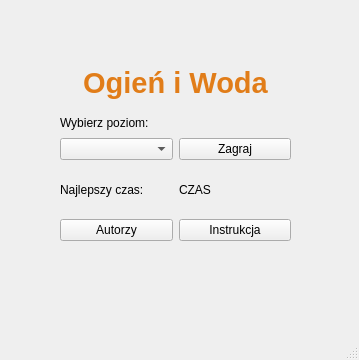
Above: mainwindow.ui from michal-skoczylas/consoleOgienWoda before the change. Below: the same form after it.
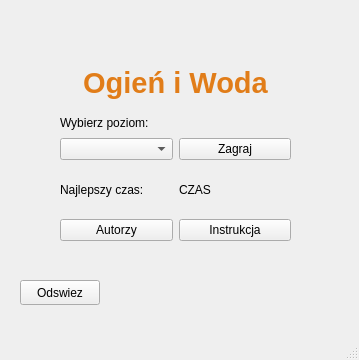
That is the form after the change.

The edit to the form file:
```diff
--- a/mainwindow.ui
+++ b/mainwindow.ui
@@ -23,7 +23,7 @@
    <string>MainWindow</string>
   </property>
   <widget class="QWidget" name="centralwidget">
-   <widget class="QWidget" name="">
+   <widget class="QWidget" name="layoutWidget">
     <property name="geometry">
      <rect>
       <x>60</x>
@@ -111,6 +111,19 @@
      </item>
     </layout>
    </widget>
+   <widget class="QPushButton" name="pushButton">
+    <property name="geometry">
+     <rect>
+      <x>20</x>
+      <y>280</y>
+      <width>80</width>
+      <height>25</height>
+     </rect>
+    </property>
+    <property name="text">
+     <string>Odswiez</string>
+    </property>
+   </widget>
   </widget>
   <widget class="QMenuBar" name="menubar">
    <property name="geometry">
```
